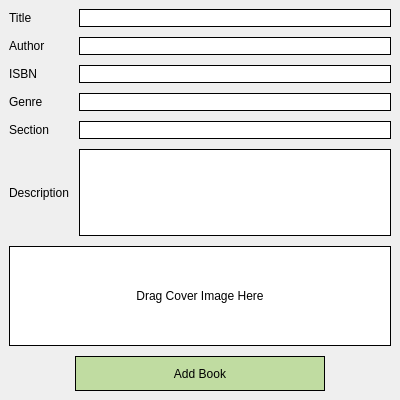
Qt form viewAddBook.ui (Mr-Beastman/CS106_A2) before a commit.
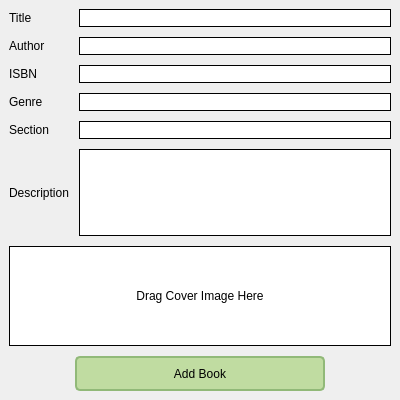
The same form after that commit.

What changed in the file:
```diff
--- a/viewAddBook.ui
+++ b/viewAddBook.ui
@@ -20,6 +20,28 @@
 	
 	font: 700 9pt &quot;Segoe UI&quot;;
 	color: rgb(0, 0, 0);
+}
+
+QPushButton {
+    padding: 5px 10px;
+    border-radius: 5px;
+    outline: none;
+    color: rgb(0, 0, 0);
+    font: 700 9pt &quot;Segoe UI&quot;;
+    background-color: rgb(192, 220, 161);
+    border: 2px solid rgb(145, 185, 120);
+}
+
+QPushButton:hover {
+    background-color: rgb(161, 184, 135); 
+    border: 2px solid rgb(130, 165, 110); 
+}
+
+QPushButton:pressed {
+    background-color: rgb(145, 165, 120);
+    border: 2px solid rgb(130, 155, 100); 
+    padding-top: 10px; 
+    padding-bottom: 6px; 
 }</string>
   </property>
   <layout class="QVBoxLayout" name="verticalLayout_2">
@@ -254,11 +276,26 @@
             </size>
            </property>
            <property name="styleSheet">
-            <string notr="true">#saveButton{
-	border: 1px solid;
-	color: rgb(0, 0, 0);
-	font: 700 9pt &quot;Segoe UI&quot;;
-	background-color: rgb(192, 220, 161);
+            <string notr="true">QPushButton {
+    padding: 5px 10px;
+    border-radius: 5px;
+    outline: none;
+    color: rgb(0, 0, 0);
+    font: 700 9pt &quot;Segoe UI&quot;;
+    background-color: rgb(192, 220, 161);
+    border: 2px solid rgb(145, 185, 120);
+}
+
+QPushButton:hover {
+    background-color: rgb(161, 184, 135); 
+    border: 2px solid rgb(130, 165, 110); 
+}
+
+QPushButton:pressed {
+    background-color: rgb(145, 165, 120);
+    border: 2px solid rgb(130, 155, 100); 
+    padding-top: 10px; 
+    padding-bottom: 6px; 
 }</string>
            </property>
            <property name="text">
```
